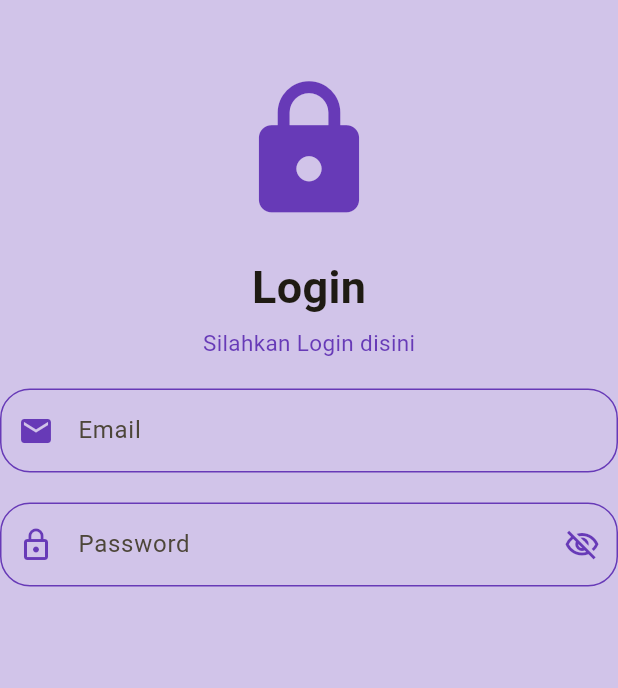
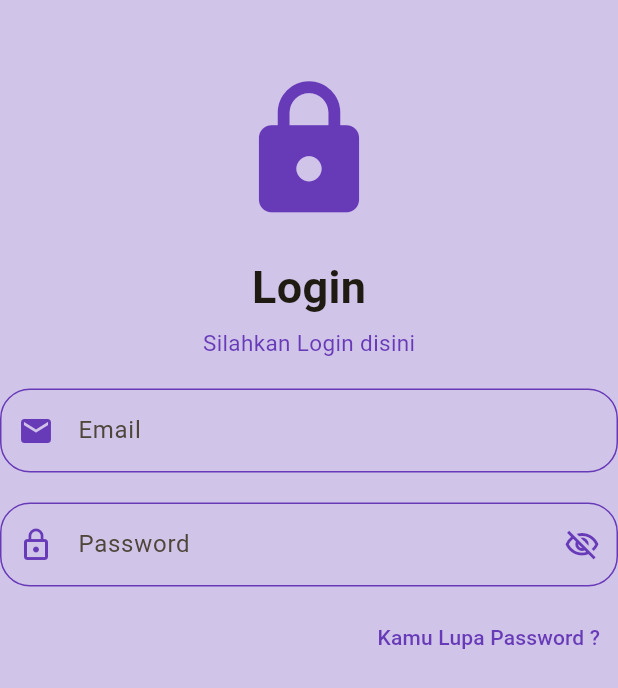
Before and after one commit to damarbagas-234/uts_aplikasimobile_1123150107, a Flutter app: the Login screen opened directly, on a phone screen of 412 x 824 dp. Shown: the top 688 px of the screen. Run offline on Flutter 3.47's test engine with Material 3 defaults, Android fonts, the phone set to English and light mode, and no system bars.

Commit message:
nambahin text kamu lupa pass?

```diff
--- a/lib/login/login.dart
+++ b/lib/login/login.dart
@@ -93,6 +93,18 @@ class Login extends StatelessWidget {
                         ),
                       ),
                     ),
+                    SizedBox(height: 10,),
+                    Align(
+                      alignment: Alignment.centerRight,
+                      child: TextButton(
+                          onPressed: () {},
+                          child: Text('Kamu Lupa Password ?',
+                          style: TextStyle(
+                            color: Colors.deepPurple
+                          ),
+                        ),
+                      ),
+                    ),
                   ],
                 ),
               ),
```
